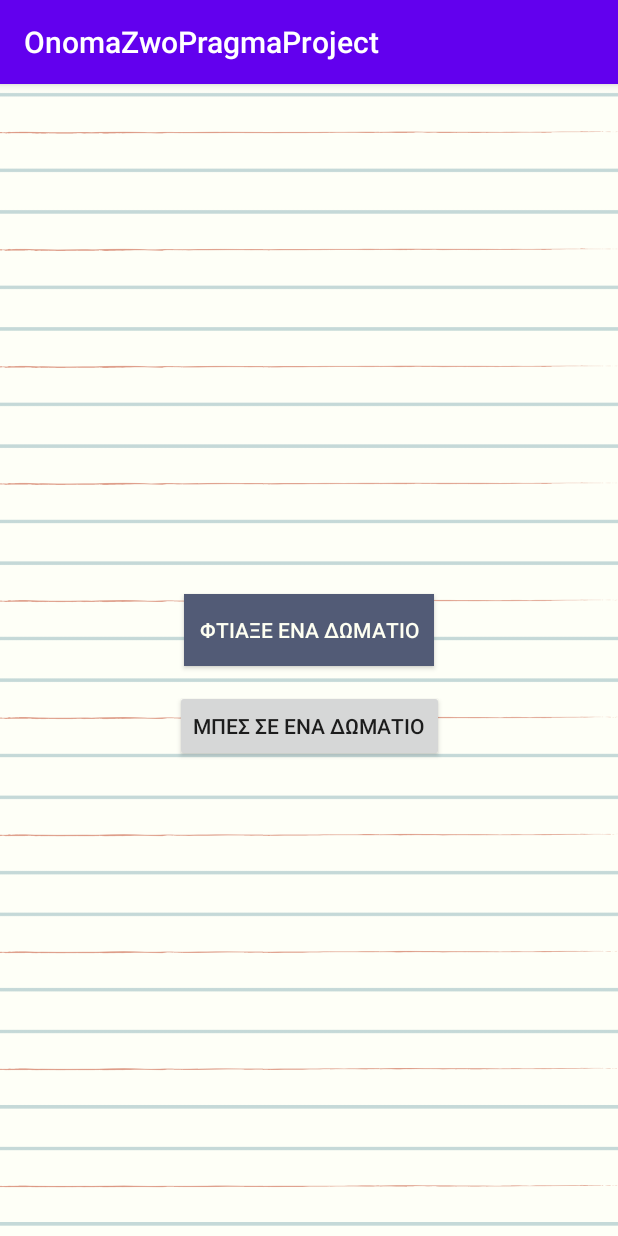
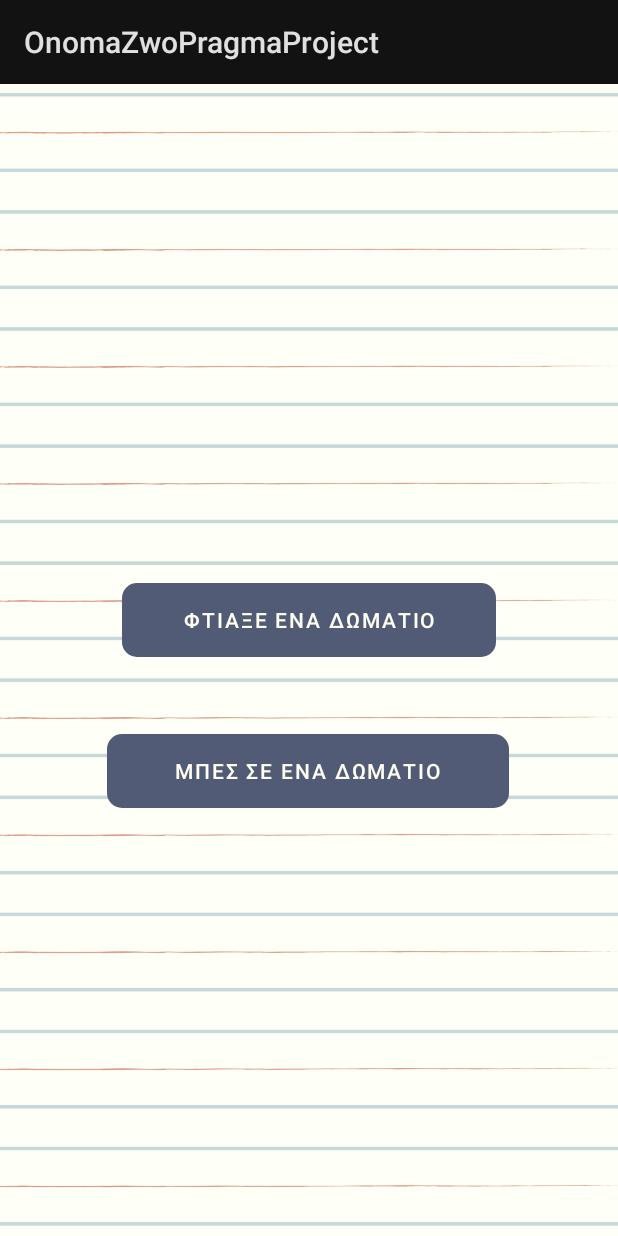
Before and after one commit to sgkevreki/OnomaZwoPragma, an Android app: the HostOrJoinRoomActivity screen opened directly, with no data from a screen before it, on a phone screen of 412 x 824 dp. Run offline under Robolectric (Android 15) with nearby library versions, the phone set to English and light mode, and no system bars.

Commit message:
Syncing with laptop

```diff
--- a/app/src/main/res/layout/activity_host_or_join_room.xml
+++ b/app/src/main/res/layout/activity_host_or_join_room.xml
@@ -8,26 +8,41 @@
     tools:context=".HostOrJoinRoomActivity">
 
     <Button
-        android:id="@+id/button1"
-        android:layout_width="wrap_content"
-        android:layout_height="wrap_content"
-        android:layout_marginTop="340dp"
-        android:background="#525b76"
-        android:padding="10dp"
+        android:id="@+id/button_host"
+        android:layout_width="249dp"
+        android:layout_height="61dp"
+        android:layout_marginStart="106dp"
+        android:layout_marginLeft="106dp"
+        android:layout_marginTop="250dp"
+        android:layout_marginEnd="107dp"
+        android:layout_marginRight="107dp"
+        android:layout_marginBottom="380dp"
         android:text="ΦΤΙΑΞΕ ΕΝΑ ΔΩΜΑΤΙΟ"
-        android:textColor="#FEFFF2"
+        android:textColor="#fefff2"
+        app:cornerRadius="10dp"
+        app:layout_constraintBottom_toBottomOf="parent"
+        app:layout_constraintEnd_toEndOf="parent"
+        app:layout_constraintHorizontal_bias="0.49"
+        app:layout_constraintStart_toStartOf="parent"
+        app:layout_constraintTop_toTopOf="parent"
+        app:layout_constraintVertical_bias="1.0" />
+
+    <Button
+        android:id="@+id/button_join"
+        android:layout_width="268dp"
+        android:layout_height="61dp"
+        android:layout_marginStart="106dp"
+        android:layout_marginLeft="106dp"
+        android:layout_marginEnd="107dp"
+        android:layout_marginRight="107dp"
+        android:text="ΜΠΕΣ ΣΕ ΕΝΑ ΔΩΜΑΤΙΟ"
+        android:textColor="#fefff2"
+        app:cornerRadius="10dp"
+        app:layout_constraintBottom_toBottomOf="parent"
         app:layout_constraintEnd_toEndOf="parent"
         app:layout_constraintStart_toStartOf="parent"
-        app:layout_constraintTop_toTopOf="parent" />
+        app:layout_constraintTop_toTopOf="parent"
+        app:layout_constraintVertical_bias="0.605" />
 
-    <Button
-        android:id="@+id/button2"
-        android:layout_width="wrap_content"
-        android:layout_height="wrap_content"
-        android:layout_marginTop="16dp"
-        android:text="ΜΠΕΣ ΣΕ ΕΝΑ ΔΩΜΑΤΙΟ"
-        app:layout_constraintEnd_toEndOf="@+id/button1"
-        app:layout_constraintStart_toStartOf="@+id/button1"
-        app:layout_constraintTop_toBottomOf="@+id/button1" />
 
 </androidx.constraintlayout.widget.ConstraintLayout>
--- a/app/src/main/res/values/colors.xml
+++ b/app/src/main/res/values/colors.xml
@@ -1,6 +1,6 @@
 <?xml version="1.0" encoding="utf-8"?>
 <resources>
-    <color name="colorPrimary">#6200EE</color>
-    <color name="colorPrimaryDark">#3700B3</color>
-    <color name="colorAccent">#03DAC5</color>
+    <color name="colorPrimary">#525B76</color>
+    <color name="colorPrimaryDark">#FEFFF2</color>
+    <color name="colorAccent">#c4512d</color>
 </resources>
--- a/app/src/main/res/values/styles.xml
+++ b/app/src/main/res/values/styles.xml
@@ -1,6 +1,6 @@
 <resources>
     <!-- Base application theme. -->
-    <style name="AppTheme" parent="Theme.AppCompat.Light.DarkActionBar">
+    <style name="AppTheme" parent="Theme.MaterialComponents">
         <!-- Customize your theme here. -->
         <item name="colorPrimary">@color/colorPrimary</item>
         <item name="colorPrimaryDark">@color/colorPrimaryDark</item>
```
Also changed, not shown: app/src/main/res/drawable/compass.svg (added), app/src/main/res/drawable/eraser.svg (added), app/src/main/res/drawable/highlighter.svg (added), app/src/main/res/drawable/paper-clip.svg (added), app/src/main/res/drawable/pencil.svg (added), app/src/main/res/drawable/pens.svg (added), app/src/main/res/drawable/protractor.svg (added), app/src/main/res/drawable/ruler.svg (added), app/src/main/res/drawable/send.svg (added), app/src/main/res/drawable/sharpener.svg (added).
